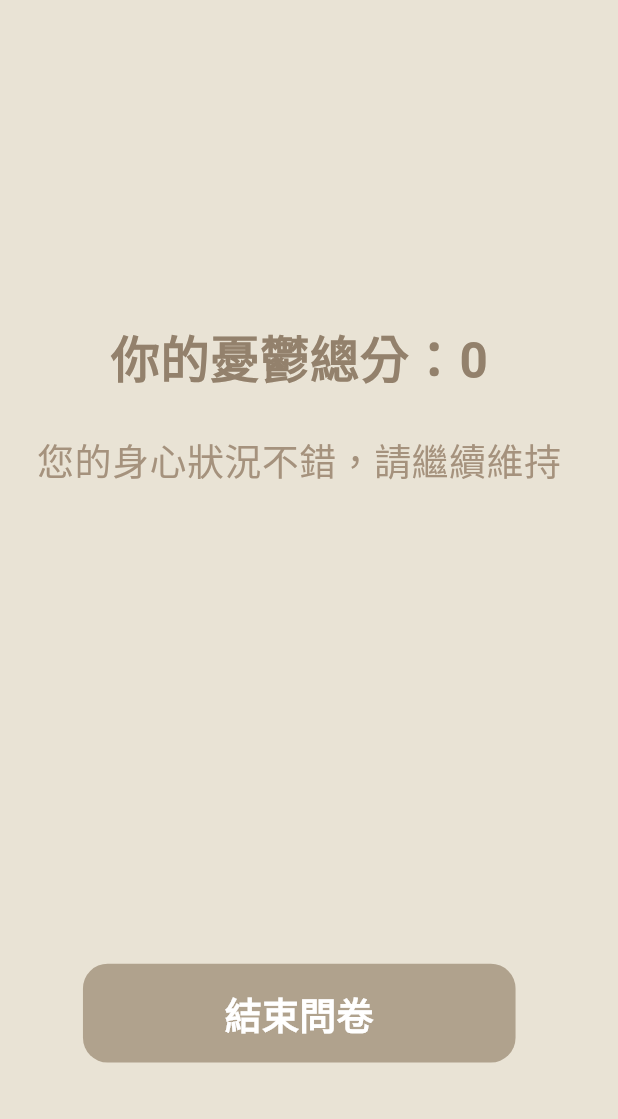
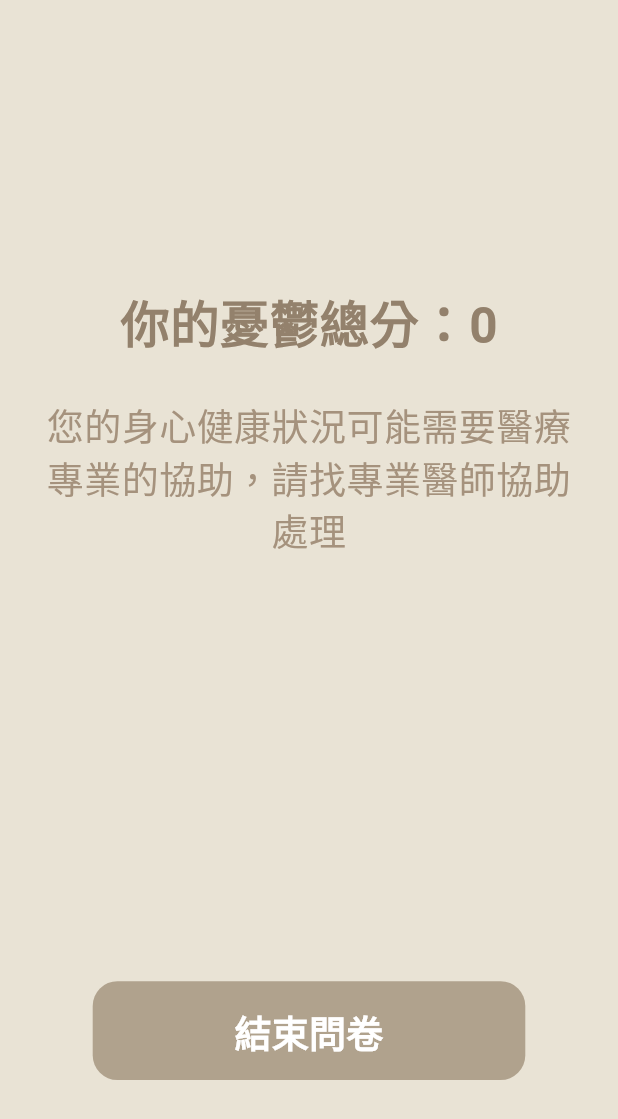
Before and after one commit to 411631277/project, a Flutter app: the Melancholyscore screen opened directly with empty values, on a phone screen of 412 x 824 dp. Shown: the top 1119 px of the screen. Run offline on Flutter 3.47's test engine with Material 3 defaults, Android fonts, the phone set to English and light mode, and no system bars; our stand-ins replace cloud_firestore, firebase_core, firebase_storage, image_picker, logger, pedometer and 3 more; accounts and stored records are empty; network calls fail.

Commit message:
5/20修改內容

```diff
--- a/lib/first_question/first_breastfeeding.dart
+++ b/lib/first_question/first_breastfeeding.dart
@@ -69,7 +69,7 @@
                   items: [
   DropdownMenuItem<String>(
     value: '未考慮',
-    child: Text('目前還未考慮'),
+    child: Text('目前還未考慮過'),
   ),
   ...List.generate(25, (index) => index.toString())
       .map((month) => DropdownMenuItem<String>(
--- a/lib/home/home_screen.dart
+++ b/lib/home/home_screen.dart
@@ -141,14 +141,12 @@
        Pedometer.stepCountStream.first.then((event) {
   if (event.steps > 0) {
     setState(() {
-              _stepCount = event.steps; // 直接用目前的步數初始化
       _lastDeviceSteps = event.steps;
+      _stepCount = 0; // ✅ 步數應為 0，因為今天還沒開始累積
     });
     _saveStepsForToday();
-            logger.i("今天 $_currentDay 尚無資料，但同步基準: ${event.steps}");
+    logger.i("今天 $_currentDay 首次啟動，設定基準為 ${event.steps}，今日步數歸 0");
   }
-        }).catchError((e) {
-          logger.e("無法同步 Pedometer 的絕對步數: $e");
 });
 
         await _saveStepsForToday();
--- a/lib/home/question.dart
+++ b/lib/home/question.dart
@@ -136,7 +136,7 @@
                     screenWidth,
                     screenHeight,
                     0.28,
-                    '產後憂鬱量表',
+                    '憂鬱量表',
                     '/DourIntroduce1Page',
                     'melancholyCompleted',
                   ),
--- a/lib/main.dart
+++ b/lib/main.dart
@@ -434,6 +434,10 @@
               userId: args['userId'],
               isManUser: args['isManUser'],
               totalScore: args['totalScore'] as int,
+             answers: Map<int, String>.from(
+  (args['answers'] as Map).map(
+    (key, value) => MapEntry(key as int, value ?? ''),
+  ))
             ),
           );
         }
--- a/lib/questionGroup/melancholyGroup/melancholy.dart
+++ b/lib/questionGroup/melancholyGroup/melancholy.dart
@@ -175,6 +175,7 @@
     '/Melancholyscore',
     arguments: {
       'userId': widget.userId,
+      'answers': answers,
       'totalScore': totalScore,
       'isManUser': widget.isManUser,
     },
@@ -351,6 +352,7 @@
     }
   });
 
+
   return totalScore;
 }
 
--- a/lib/questionGroup/melancholyGroup/melancholyscore.dart
+++ b/lib/questionGroup/melancholyGroup/melancholyscore.dart
@@ -6,26 +6,38 @@
   final String userId;
   final int totalScore;
   final bool isManUser;
+  final Map<int, String> answers;
   const Melancholyscore({
     super.key,
     required this.userId,
     required this.totalScore,
+    required this.answers,
     required this.isManUser
   });
 
   @override
-  Widget build(BuildContext context) {
+   Widget build(BuildContext context) {
+
     // 取得螢幕尺寸
     final screenW = MediaQuery.of(context).size.width;
     final screenH = MediaQuery.of(context).size.height;
     final base = math.min(screenW, screenH);
 
     // 根據分數挑文字
-    final String message;
-  if (totalScore <= 9) {
-  message = '您的身心狀況不錯，請繼續維持';
+   final String message;
+if (totalScore <= 9) {
+  // ✅ 檢查第 10 題是否是 "沒有這樣"
+  if (answers[9] != "沒有這樣") {
+    message = '您的身心健康狀況可能需要醫療專業的協助，請找專業醫師協助處理';
+  } else {
+    message = '您的身心狀況不錯，請繼續維持';
+  }
 } else if (totalScore >= 10 && totalScore <= 12) {
-  message = '請注意~您目前狀況可能有情緒困擾，讓您與身旁的人多聊聊，給心情一個出口，必要時可尋求專業人員協助';
+  if (answers[9] != "沒有這樣") {
+    message = '您的身心健康狀況可能需要醫療專業的協助，請找專業醫師協助處理';
+  } else {
+    message = '請注意~您目前狀況可能有情緒困擾，讓您與身旁的人多聊聊，給心情一個出口，必要時可尋求專業人員協助';
+  }
 } else {
   message = '您的身心健康狀況可能需要醫療專業的協助，請找專業醫師協助處理';
 }
```
Also changed, not shown: lib/register/fa_register.dart (+11 -17 lines), lib/register/register.dart (+6 -1 lines), 4 other files. Lines whose indentation alone changed are shown as unchanged.
